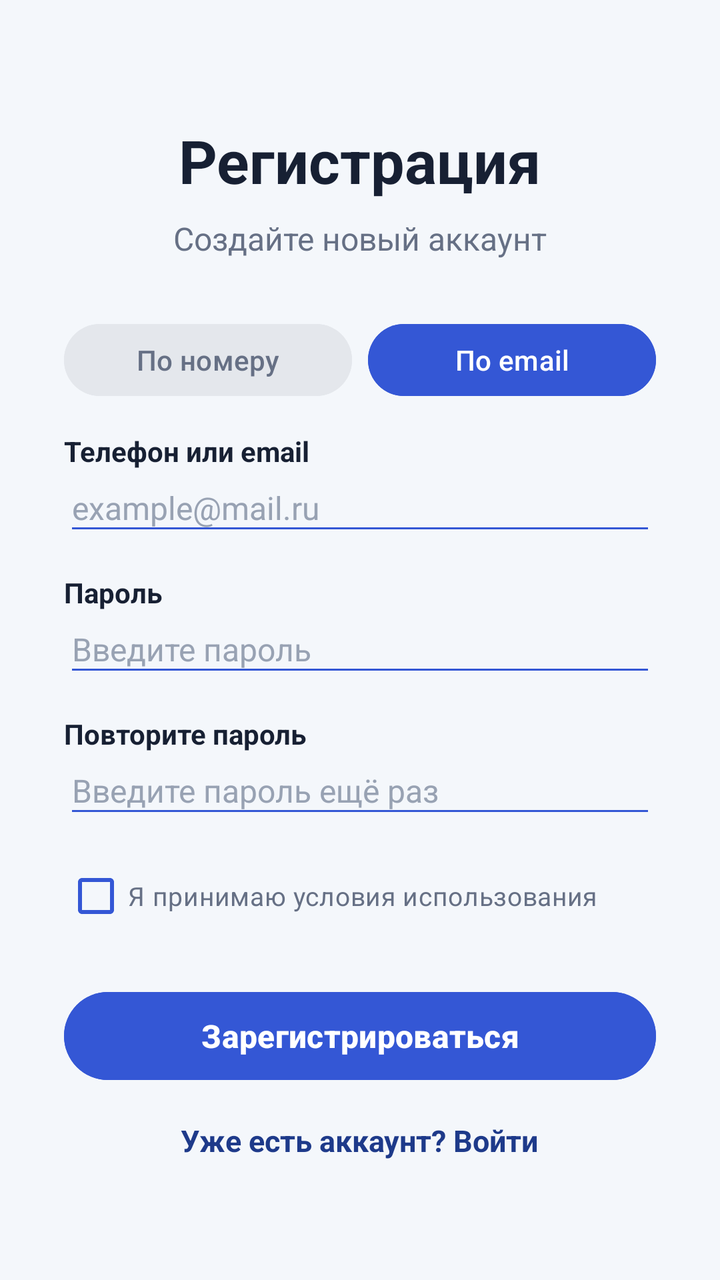
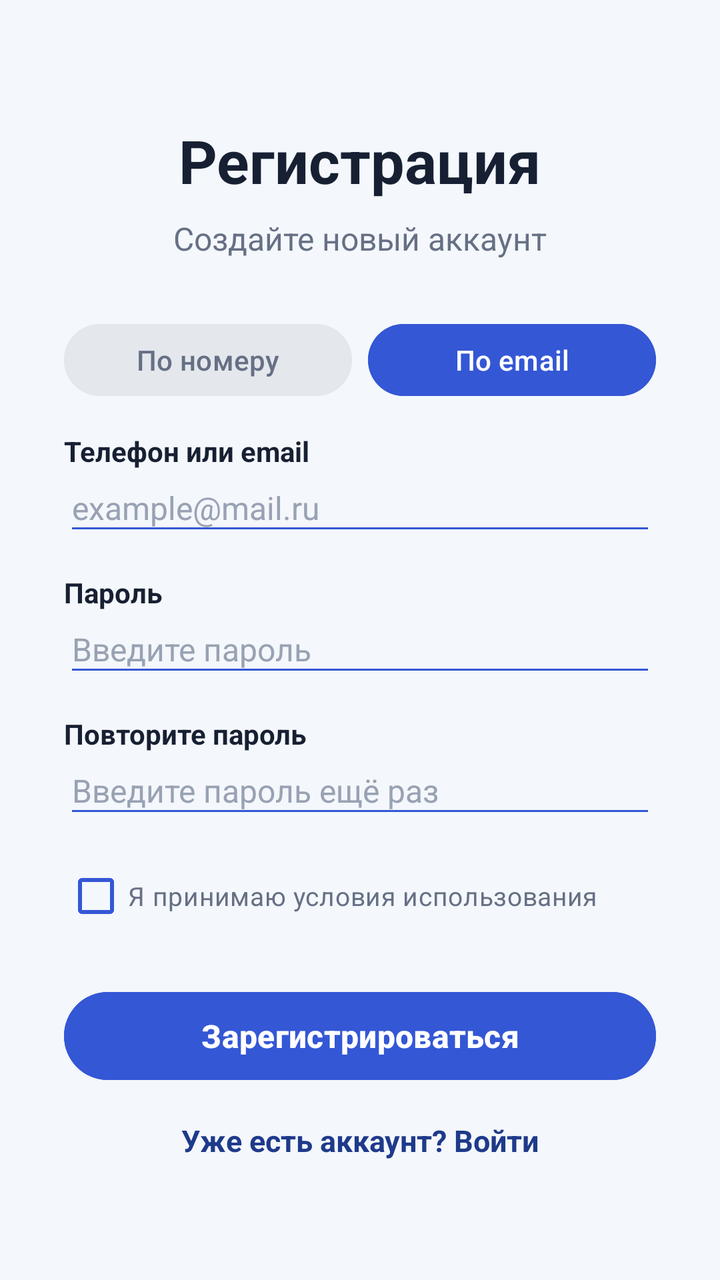

Screens rendered from an Android XML layout before and after an edit, with the pre-edit source and the edit as a unified diff.
<!-- AndroidManifest.xml: application theme Theme.WebDevLabs -->
<!-- res/layout/activity_registration.xml -->
<?xml version="1.0" encoding="utf-8"?>
<androidx.constraintlayout.widget.ConstraintLayout xmlns:android="http://schemas.android.com/apk/res/android"
    xmlns:app="http://schemas.android.com/apk/res-auto"
    xmlns:tools="http://schemas.android.com/tools"
    android:id="@+id/main"
    android:layout_width="match_parent"
    android:layout_height="match_parent"
    android:background="@color/screen_background"
    tools:context=".RegistrationActivity">

    <LinearLayout
        android:layout_width="0dp"
        android:layout_height="wrap_content"
        android:layout_marginStart="32dp"
        android:layout_marginEnd="32dp"
        android:gravity="center_horizontal"
        android:orientation="vertical"
        app:layout_constraintBottom_toBottomOf="parent"
        app:layout_constraintEnd_toEndOf="parent"
        app:layout_constraintStart_toStartOf="parent"
        app:layout_constraintTop_toTopOf="parent">

        <TextView
            android:layout_width="wrap_content"
            android:layout_height="wrap_content"
            android:text="@string/create_account_title"
            android:textColor="@color/text_primary"
            android:textSize="30sp"
            android:textStyle="bold" />

        <TextView
            android:layout_width="wrap_content"
            android:layout_height="wrap_content"
            android:layout_marginTop="8dp"
            android:text="@string/registration_subtitle"
            android:textColor="@color/text_secondary"
            android:textSize="16sp" />

        <LinearLayout
            android:layout_width="match_parent"
            android:layout_height="wrap_content"
            android:layout_marginTop="28dp"
            android:orientation="horizontal">

            <Button
                android:id="@+id/phoneModeButton"
                android:layout_width="0dp"
                android:layout_height="wrap_content"
                android:layout_marginEnd="4dp"
                android:layout_weight="1"
                android:backgroundTint="@color/mode_unselected"
                android:minHeight="44dp"
                android:text="@string/phone_mode"
                android:textAllCaps="false"
                android:textColor="@color/text_secondary" />

            <Button
                android:id="@+id/emailModeButton"
                android:layout_width="0dp"
                android:layout_height="wrap_content"
                android:layout_marginStart="4dp"
                android:layout_weight="1"
                android:backgroundTint="@color/primary"
                android:minHeight="44dp"
                android:text="@string/email_mode"
                android:textAllCaps="false"
                android:textColor="@color/white" />

        </LinearLayout>

        <TextView
            android:layout_width="match_parent"
            android:layout_height="wrap_content"
            android:layout_marginTop="14dp"
            android:text="@string/contact_label"
            android:textColor="@color/text_primary"
            android:textSize="14sp"
            android:textStyle="bold" />

        <EditText
            android:id="@+id/contactEditText"
            android:layout_width="match_parent"
            android:layout_height="wrap_content"
            android:backgroundTint="@color/primary"
            android:hint="@string/email_hint"
            android:inputType="textEmailAddress"
            android:paddingTop="8dp"
            android:paddingBottom="8dp"
            android:textColor="@color/text_primary"
            android:textColorHint="@color/text_hint"
            android:textSize="16sp" />

        <TextView
            android:layout_width="match_parent"
            android:layout_height="wrap_content"
            android:layout_marginTop="14dp"
            android:text="@string/password_label"
            android:textColor="@color/text_primary"
            android:textSize="14sp"
            android:textStyle="bold" />

        <EditText
            android:id="@+id/registrationPasswordEditText"
            android:layout_width="match_parent"
            android:layout_height="wrap_content"
            android:backgroundTint="@color/primary"
            android:hint="@string/password_hint"
            android:inputType="textPassword"
            android:paddingTop="8dp"
            android:paddingBottom="8dp"
            android:textColor="@color/text_primary"
            android:textColorHint="@color/text_hint"
            android:textSize="16sp" />

        <TextView
            android:layout_width="match_parent"
            android:layout_height="wrap_content"
            android:layout_marginTop="14dp"
            android:text="@string/repeat_password_label"
            android:textColor="@color/text_primary"
            android:textSize="14sp"
            android:textStyle="bold" />

        <EditText
            android:id="@+id/repeatPasswordEditText"
            android:layout_width="match_parent"
            android:layout_height="wrap_content"
            android:backgroundTint="@color/primary"
            android:hint="@string/repeat_password_hint"
            android:inputType="textPassword"
            android:paddingTop="8dp"
            android:paddingBottom="8dp"
            android:textColor="@color/text_primary"
            android:textColorHint="@color/text_hint"
            android:textSize="16sp" />

        <CheckBox
            android:id="@+id/termsCheckBox"
            android:layout_width="match_parent"
            android:layout_height="wrap_content"
            android:layout_marginTop="10dp"
            android:buttonTint="@color/primary"
            android:text="@string/accept_terms"
            android:textColor="@color/text_secondary"
            android:textSize="13sp" />

        <Button
            android:id="@+id/registerButton"
            android:layout_width="match_parent"
            android:layout_height="wrap_content"
            android:layout_marginTop="20dp"
            android:backgroundTint="@color/primary"
            android:minHeight="52dp"
            android:text="@string/register_button"
            android:textAllCaps="false"
            android:textColor="@color/white"
            android:textSize="16sp"
            android:textStyle="bold" />

        <TextView
            android:id="@+id/openLoginTextView"
            android:layout_width="wrap_content"
            android:layout_height="wrap_content"
            android:layout_marginTop="16dp"
            android:text="@string/already_have_account"
            android:textColor="@color/primary_dark"
            android:textSize="15sp"
            android:textStyle="bold" />

    </LinearLayout>

</androidx.constraintlayout.widget.ConstraintLayout>
<!-- resources referenced by this layout -->
<resources>
  <color name="mode_unselected">#FFE4E7EC</color>
  <color name="primary">#FF3457D5</color>
  <color name="primary_dark">#FF1E3A8A</color>
  <color name="screen_background">#FFF4F7FB</color>
  <color name="text_hint">#FF98A2B3</color>
  <color name="text_primary">#FF172033</color>
  <color name="text_secondary">#FF667085</color>
  <color name="white">#FFFFFFFF</color>
  <string name="accept_terms">Я принимаю условия использования</string>
  <string name="already_have_account">Уже есть аккаунт? Войти</string>
  <string name="contact_label">Телефон или email</string>
  <string name="create_account_title">Регистрация</string>
  <string name="email_hint">example@mail.ru</string>
  <string name="email_mode">По email</string>
  <string name="password_hint">Введите пароль</string>
  <string name="password_label">Пароль</string>
  <string name="phone_mode">По номеру</string>
  <string name="register_button">Зарегистрироваться</string>
  <string name="registration_subtitle">Создайте новый аккаунт</string>
  <string name="repeat_password_hint">Введите пароль ещё раз</string>
  <string name="repeat_password_label">Повторите пароль</string>
  <style name="Theme.WebDevLabs" parent="Base.Theme.WebDevLabs" />
  <style name="Base.Theme.WebDevLabs" parent="Theme.Material3.DayNight.NoActionBar">
          
          
      </style>
</resources>

<!-- the commit's change to res/layout/activity_registration.xml (unified diff, before → after) -->
@@ -9,16 +9,18 @@
     tools:context=".RegistrationActivity">
 
     <LinearLayout
+        android:id="@+id/registrationForm"
         android:layout_width="0dp"
         android:layout_height="wrap_content"
         android:layout_marginStart="32dp"
         android:layout_marginEnd="32dp"
         android:gravity="center_horizontal"
         android:orientation="vertical"
-        app:layout_constraintBottom_toBottomOf="parent"
+        app:layout_constraintBottom_toTopOf="@id/registerButton"
         app:layout_constraintEnd_toEndOf="parent"
         app:layout_constraintStart_toStartOf="parent"
-        app:layout_constraintTop_toTopOf="parent">
+        app:layout_constraintTop_toTopOf="parent"
+        app:layout_constraintVertical_chainStyle="packed">
 
         <TextView
             android:layout_width="wrap_content"
@@ -144,29 +146,39 @@
             android:textColor="@color/text_secondary"
             android:textSize="13sp" />
 
-        <Button
-            android:id="@+id/registerButton"
-            android:layout_width="match_parent"
-            android:layout_height="wrap_content"
-            android:layout_marginTop="20dp"
-            android:backgroundTint="@color/primary"
-            android:minHeight="52dp"
-            android:text="@string/register_button"
-            android:textAllCaps="false"
-            android:textColor="@color/white"
-            android:textSize="16sp"
-            android:textStyle="bold" />
-
-        <TextView
-            android:id="@+id/openLoginTextView"
-            android:layout_width="wrap_content"
-            android:layout_height="wrap_content"
-            android:layout_marginTop="16dp"
-            android:text="@string/already_have_account"
-            android:textColor="@color/primary_dark"
-            android:textSize="15sp"
-            android:textStyle="bold" />
-
     </LinearLayout>
 
+    <Button
+        android:id="@+id/registerButton"
+        android:layout_width="0dp"
+        android:layout_height="wrap_content"
+        android:layout_marginStart="32dp"
+        android:layout_marginTop="20dp"
+        android:layout_marginEnd="32dp"
+        android:backgroundTint="@color/primary"
+        android:minHeight="52dp"
+        android:text="@string/register_button"
+        android:textAllCaps="false"
+        android:textColor="@color/white"
+        android:textSize="16sp"
+        android:textStyle="bold"
+        app:layout_constraintBottom_toTopOf="@id/openLoginTextView"
+        app:layout_constraintEnd_toEndOf="parent"
+        app:layout_constraintStart_toStartOf="parent"
+        app:layout_constraintTop_toBottomOf="@id/registrationForm" />
+
+    <TextView
+        android:id="@+id/openLoginTextView"
+        android:layout_width="wrap_content"
+        android:layout_height="wrap_content"
+        android:layout_marginTop="16dp"
+        android:text="@string/already_have_account"
+        android:textColor="@color/primary_dark"
+        android:textSize="15sp"
+        android:textStyle="bold"
+        app:layout_constraintBottom_toBottomOf="parent"
+        app:layout_constraintEnd_toEndOf="parent"
+        app:layout_constraintStart_toStartOf="parent"
+        app:layout_constraintTop_toBottomOf="@id/registerButton" />
+
 </androidx.constraintlayout.widget.ConstraintLayout>
